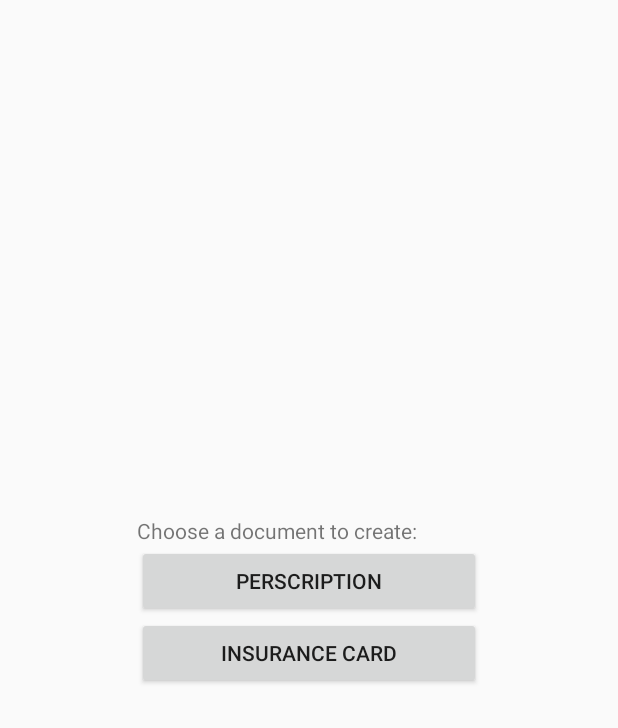
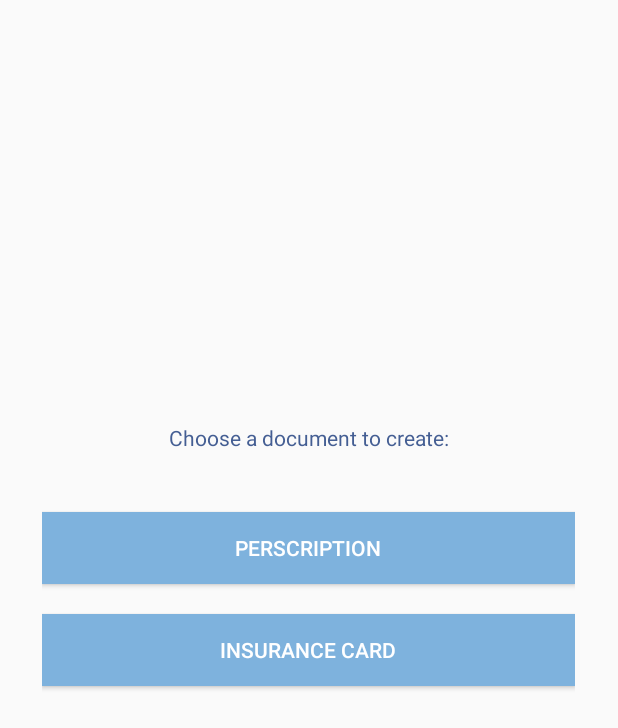
Before and after one commit to IndLaw/Medication_BoxV2, an Android app: the layout activity_document_choice.xml on its own in the app's theme, with its tools: preview values and no code run, on a phone screen of 412 x 824 dp. Shown: the top 728 px of the screen. Run offline under Robolectric (Android 15) with nearby library versions, the phone set to English and light mode, and no system bars.

Commit message:
take a guess.

```diff
--- a/app/src/main/res/layout/activity_document_choice.xml
+++ b/app/src/main/res/layout/activity_document_choice.xml
@@ -1,30 +1,43 @@
 <?xml version="1.0" encoding="utf-8"?>
 <LinearLayout xmlns:android="http://schemas.android.com/apk/res/android"
+    android:orientation="vertical"
     android:layout_width="match_parent"
     android:layout_height="match_parent"
+    android:padding="10dp"
     android:gravity="center">
 
     <LinearLayout
-        android:layout_width="229dp"
-        android:layout_height="136dp"
+        android:layout_width="355dp"
+        android:layout_height="300dp"
         android:orientation="vertical">
+
 
         <TextView
             android:id="@+id/textView3"
             android:layout_width="match_parent"
             android:layout_height="wrap_content"
-            android:text="Choose a document to create:" />
+            android:gravity="center"
+            android:padding="20dp"
+            android:textColor="@color/queenBlue"
+            android:text="Choose a document to create:"/>
 
         <Button
             android:id="@+id/toperscription"
             android:layout_width="match_parent"
             android:layout_height="wrap_content"
-            android:text="Perscription" />
+            android:text="Perscription"
+            android:layout_marginTop="20dp"
+            android:background="@color/lightBlue"
+            android:textColor="@color/white"/>
 
         <Button
             android:id="@+id/toinsurancecard"
             android:layout_width="match_parent"
             android:layout_height="wrap_content"
-            android:text="Insurance Card" />
+            android:text="Insurance Card"
+            android:layout_marginTop="20dp"
+            android:background="@color/lightBlue"
+            android:textColor="@color/white"/>
+
     </LinearLayout>
 </LinearLayout>
--- a/app/src/main/res/layout/activity_email_verify.xml
+++ b/app/src/main/res/layout/activity_email_verify.xml
@@ -15,9 +15,10 @@
         <EditText
             android:layout_width="match_parent"
             android:layout_height="wrap_content"
-            android:padding="20dp"
-            android:hint="Verification Code"
-            android:inputType="number"/>
+            android:ems="10"
+            android:padding="12dp"
+            android:inputType="number"
+            android:hint="Verification Code" />
 
     </android.support.design.widget.TextInputLayout>
 
```
